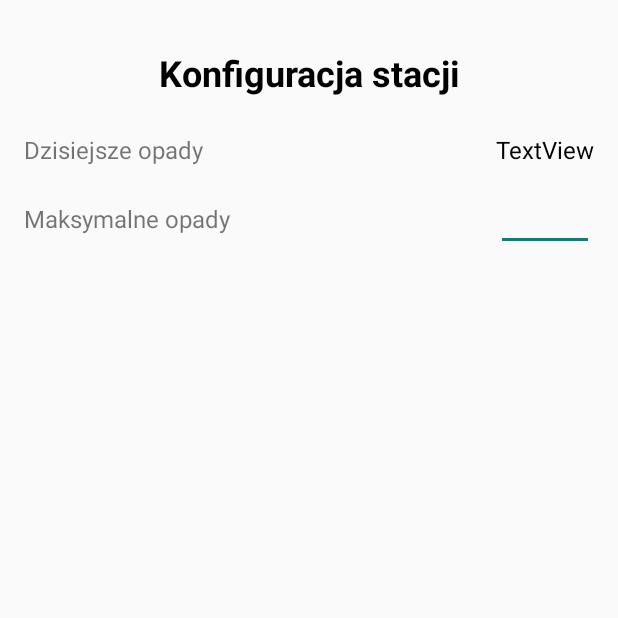
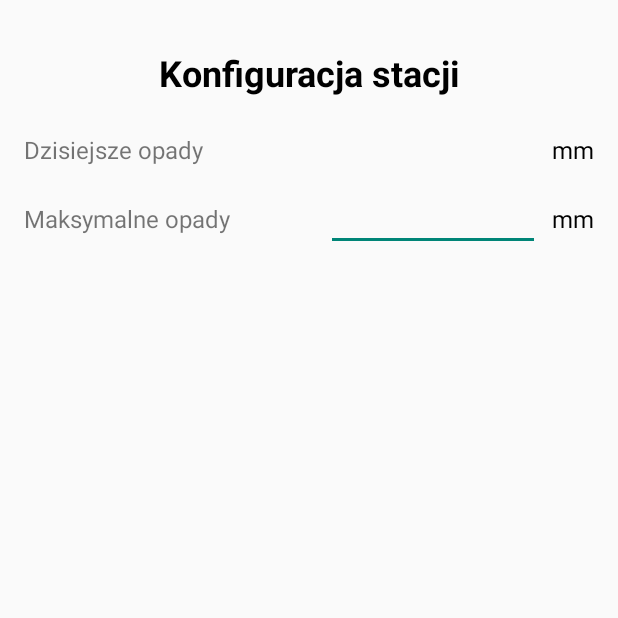
Before and after one commit to rzepkamichal/umpa_android, an Android app: the screen it shows after launch (StationListActivity), on a phone screen of 412 x 824 dp, the top half of it. Run offline under Robolectric (Android 15) with nearby library versions, the phone set to English and light mode, and no system bars; our stand-ins replace RxJava; libraries missing offline, so code that uses them is left out: com.github.kittinunf.fuel; 4 statements that could not run were skipped.

Commit message:
Refine stationlist view

```diff
--- a/app/src/main/res/layout/activity_stationlist.xml
+++ b/app/src/main/res/layout/activity_stationlist.xml
@@ -9,6 +9,18 @@
     <androidx.constraintlayout.widget.ConstraintLayout
         android:layout_width="match_parent"
         android:layout_height="match_parent">
+
+        <TextView
+            android:id="@+id/textView14"
+            android:layout_width="wrap_content"
+            android:layout_height="wrap_content"
+            android:layout_marginEnd="16dp"
+            android:text="mm"
+            android:textColor="#000000"
+            android:textSize="16sp"
+            app:layout_constraintBaseline_toBaselineOf="@+id/stationlist_text_rain_today"
+            app:layout_constraintEnd_toEndOf="parent" />
+
         <TextView
             android:id="@+id/textView4"
             android:layout_width="wrap_content"
@@ -41,26 +53,27 @@
             android:id="@+id/stationlist_text_max_rain"
             android:layout_width="0dp"
             android:layout_height="wrap_content"
+            android:layout_marginStart="64dp"
+            android:layout_marginEnd="8dp"
             android:ems="10"
             android:inputType="numberDecimal"
             android:textAlignment="textEnd"
             android:textColor="#000000"
             android:textSize="16sp"
             app:layout_constraintBaseline_toBaselineOf="@+id/textView5"
-            app:layout_constraintEnd_toEndOf="@+id/stationlist_text_rain_today"
+            app:layout_constraintEnd_toStartOf="@+id/textView13"
             app:layout_constraintHorizontal_bias="1.0"
-            app:layout_constraintStart_toStartOf="@+id/stationlist_text_rain_today" />
+            app:layout_constraintStart_toEndOf="@+id/textView5" />
 
         <TextView
             android:id="@+id/stationlist_text_rain_today"
             android:layout_width="wrap_content"
             android:layout_height="wrap_content"
             android:layout_marginStart="16dp"
-            android:layout_marginEnd="16dp"
-            android:text="TextView"
+            android:layout_marginEnd="8dp"
             android:textColor="#000000"
             android:textSize="16sp"
-            app:layout_constraintEnd_toEndOf="parent"
+            app:layout_constraintEnd_toStartOf="@+id/textView14"
             app:layout_constraintHorizontal_bias="1.0"
             app:layout_constraintStart_toEndOf="@+id/textView4"
             app:layout_constraintTop_toTopOf="@+id/textView4" />
@@ -100,6 +113,16 @@
 
         </androidx.coordinatorlayout.widget.CoordinatorLayout>
 
+        <TextView
+            android:id="@+id/textView13"
+            android:layout_width="wrap_content"
+            android:layout_height="wrap_content"
+            android:text="mm"
+            android:textColor="#000000"
+            android:textSize="16sp"
+            app:layout_constraintBaseline_toBaselineOf="@+id/stationlist_text_max_rain"
+            app:layout_constraintEnd_toEndOf="@+id/textView14" />
+
 
     </androidx.constraintlayout.widget.ConstraintLayout>
 </androidx.swiperefreshlayout.widget.SwipeRefreshLayout>
```
